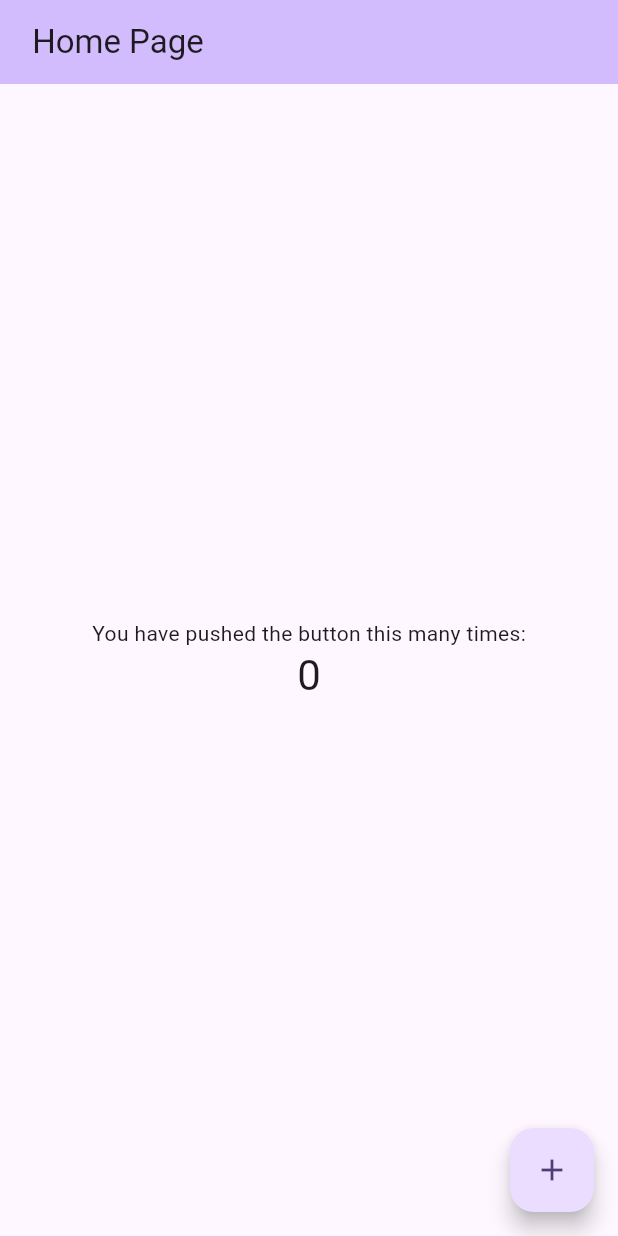
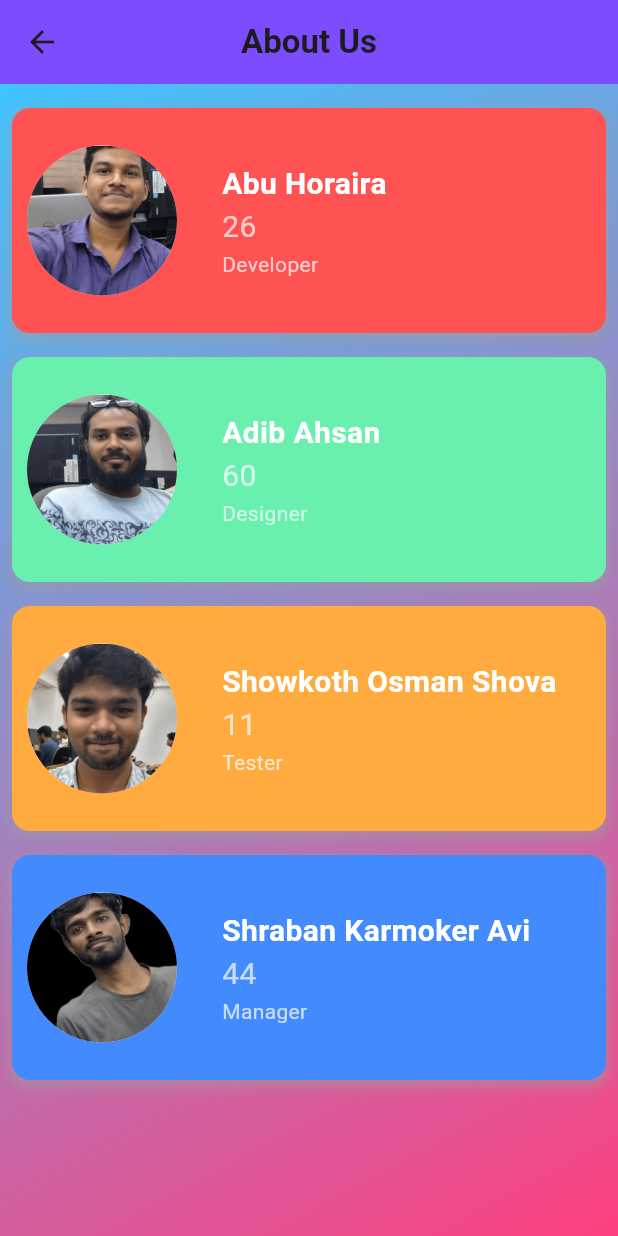
Before and after one commit to puHoraira/edtech, a Flutter app: the screen it shows after launch, on a phone screen of 412 x 824 dp. Run offline on Flutter 3.47's test engine with Material 3 defaults, Android fonts, the phone set to English and light mode, and no system bars.

Commit message:
uploading about us

```diff
--- /dev/null
+++ b/lib/aboutUs.dart
@@ -0,0 +1,193 @@
+import 'package:flutter/material.dart';
+import 'package:url_launcher/url_launcher.dart'; // Import the url_launcher package
+
+class AboutUs extends StatelessWidget {
+  @override
+  Widget build(BuildContext context) {
+    return Scaffold(
+      appBar: AppBar(
+        title: Text(
+          'About Us',
+          style: TextStyle(
+            fontWeight: FontWeight.bold,
+          ),
+        ),
+        centerTitle: true,
+        backgroundColor: Colors.deepPurpleAccent, // Color for the AppBar
+        leading: IconButton(
+          icon: Icon(Icons.arrow_back), // Back button icon
+          onPressed: () {
+            Navigator.pop(context); // Navigate back to the previous screen
+          },
+        ),
+      ),
+      body: Container(
+        decoration: BoxDecoration(
+          gradient: LinearGradient(
+            colors: [Colors.lightBlueAccent, Colors.pinkAccent],
+            begin: Alignment.topLeft,
+            end: Alignment.bottomRight,
+          ), // Gradient background for the page
+        ),
+        child: Padding(
+          padding: const EdgeInsets.all(8.0),
+          child: ListView(
+            children: [
+              MemberCard(
+                imagePath: 'assets/img/horaira.png',
+                name: 'Abu Horaira',
+                roll: '26',
+                role: 'Developer',
+                email: 'abuhoraira1015@gmail.com', // Add email field
+                color: Colors.redAccent,
+              ),
+              MemberCard(
+                imagePath: 'assets/img/adib.png',
+                name: 'Adib Ahsan',
+                roll: '60',
+                role: 'Designer',
+                email: 'adib.ahsan@example.com', // Add email field
+                color: Colors.greenAccent,
+              ),
+              MemberCard(
+                imagePath: 'assets/img/shova.png',
+                name: 'Showkoth Osman Shova',
+                roll: '11',
+                role: 'Tester',
+                email: 'shova.osman@example.com', // Add email field
+                color: Colors.orangeAccent,
+              ),
+              MemberCard(
+                imagePath: 'assets/img/avi.png',
+                name: 'Shraban Karmoker Avi',
+                roll: '44',
+                role: 'Manager',
+                email: 'shraban.karmoker.avi@example.com', // Add email field
+                color: Colors.blueAccent,
+              ),
+            ],
+          ),
+        ),
+      ),
+    );
+  }
+}
+
+class MemberCard extends StatefulWidget {
+  final String imagePath;
+  final String name;
+  final String roll;
+  final String role;
+  final String email; // New email parameter
+  final Color color; // New color parameter
+
+  const MemberCard({
+    Key? key,
+    required this.imagePath,
+    required this.name,
+    required this.roll,
+    required this.role,
+    required this.email, // Accept email parameter
+    required this.color, // Accept color parameter
+  }) : super(key: key);
+
+  @override
+  _MemberCardState createState() => _MemberCardState();
+}
+
+class _MemberCardState extends State<MemberCard> {
+  bool _isTapped = false;
+
+  // Function to send email
+  void _sendEmail() async {
+    final Uri emailLaunchUri = Uri(
+      scheme: 'mailto',
+      path: widget.email,
+      query: encodeQueryParameters({
+        'subject': 'Hello ${widget.name}', // Predefined subject
+        'body': 'Hi ${widget.name}, I would like to reach out to you regarding...', // Predefined email body
+      }),
+    );
+
+    // Launch the email client
+    if (await canLaunch(emailLaunchUri.toString())) {
+      await launch(emailLaunchUri.toString());
+    } else {
+      throw 'Could not launch $emailLaunchUri';
+    }
+  }
+
+  // Helper function to encode query parameters
+  String encodeQueryParameters(Map<String, String> params) {
+    return params.entries
+        .map((entry) => '${Uri.encodeComponent(entry.key)}=${Uri.encodeComponent(entry.value)}')
+        .join('&');
+  }
+
+  @override
+  Widget build(BuildContext context) {
+    return GestureDetector(
+      onTapDown: (_) => setState(() => _isTapped = true),
+      onTapUp: (_) {
+        setState(() => _isTapped = false);
+        _sendEmail(); // Call send email function on tap up
+      },
+      onTapCancel: () => setState(() => _isTapped = false),
+      child: AnimatedContainer(
+        duration: Duration(milliseconds: 200),
+        curve: Curves.easeOut,
+        transform: Matrix4.identity()..scale(_isTapped ? 0.95 : 1.0),
+        margin: const EdgeInsets.symmetric(vertical: 8.0), // Add vertical spacing
+        decoration: BoxDecoration(
+          borderRadius: BorderRadius.circular(12),
+          color: widget.color, // Set the box color
+          boxShadow: [
+            BoxShadow(
+              color: Colors.grey.withOpacity(0.5),
+              spreadRadius: 2,
+              blurRadius: 5,
+              offset: Offset(0, 3),
+            ),
+          ],
+        ),
+        height: 150, // Adjust height for each MemberCard
+        child: Padding(
+          padding: const EdgeInsets.all(10.0),
+          child: Row(
+            children: [
+              CircleAvatar(
+                backgroundImage: AssetImage(widget.imagePath),
+                radius: 50,
+              ),
+              SizedBox(width: 30), // Space between image and text
+              Expanded(
+                child: Column(
+                  crossAxisAlignment: CrossAxisAlignment.start,
+                  mainAxisAlignment: MainAxisAlignment.center,
+                  children: [
+                    Text(
+                      widget.name,
+                      style: TextStyle(
+                        fontSize: 20,
+                        fontWeight: FontWeight.bold,
+                        color: Colors.white,
+                      ),
+                    ),
+                    Text(
+                      widget.roll,
+                      style: TextStyle(fontSize: 20, color: Colors.white70),
+                    ),
+                    Text(
+                      widget.role,
+                      style: TextStyle(fontSize: 14, color: Colors.white70),
+                    ),
+                  ],
+                ),
+              ),
+            ],
+          ),
+        ),
+      ),
+    );
+  }
+}
--- a/lib/main.dart
+++ b/lib/main.dart
@@ -1,4 +1,7 @@
 import 'package:flutter/material.dart';
+import 'package:edtech/aboutUs.dart';
+import 'package:url_launcher/url_launcher.dart';
+
 
 void main() {
   runApp(const MyApp());
@@ -11,7 +14,7 @@
   @override
   Widget build(BuildContext context) {
     return MaterialApp(
-      title: 'Flutter Demo',
+      title: 'edtech',
       theme: ThemeData(
         // This is the theme of your application.
         //
@@ -31,7 +34,7 @@
         colorScheme: ColorScheme.fromSeed(seedColor: Colors.deepPurple),
         useMaterial3: true,
       ),
-      home: const MyHomePage(title: ' Home Page'),
+      home: AboutUs(),
     );
   }
 }
```
Also changed, not shown: pubspec.yaml (+7 -1 lines), pubspec.lock, 5 other files.
